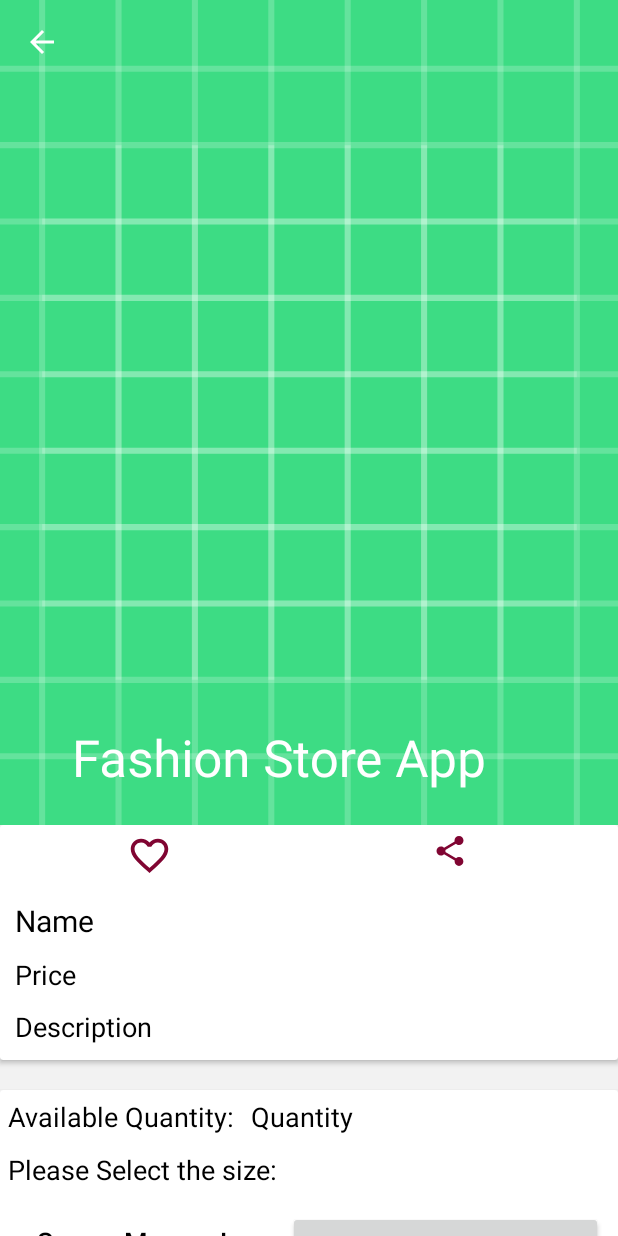
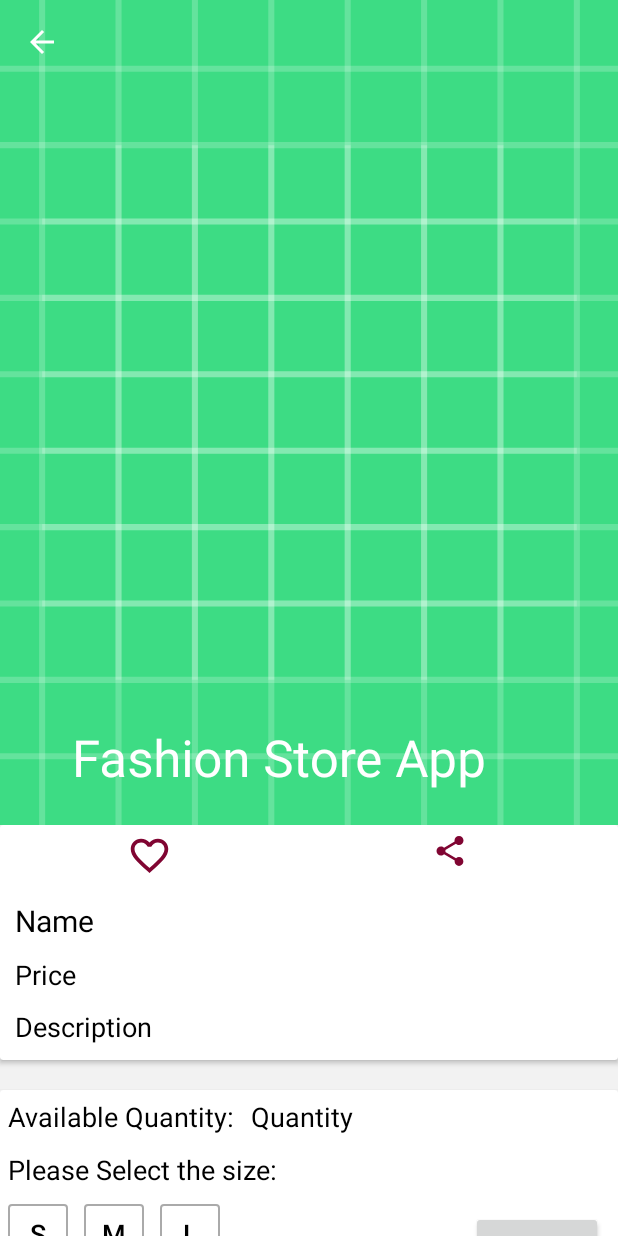
Before and after one commit to sidramowlana/Retrofit_Android_FashionStoreApp, an Android app: the ProductDetailActivity screen opened directly, with no data from a screen before it, on a phone screen of 412 x 824 dp. Run offline under Robolectric (Android 15) with nearby library versions, the light colour scheme and no system bars; our stand-ins replace Picasso; libraries missing offline, so code that uses them is left out: com.shashank.sony; plain views replace ElegantNumberButton; pictures from the network do not load.

Commit message:
Refactoring Product Detail UI

```diff
--- a/app/src/main/java/com/example/fashionstoreapp/Activities/RegisterActivity.java
+++ b/app/src/main/java/com/example/fashionstoreapp/Activities/RegisterActivity.java
@@ -54,10 +54,8 @@
         } else {
             if (password.length() > 6) {
                 User user = new User(email, username, password, address, phone);
-                System.out.println("autheservice: " + authenticationService);
                 authenticationService.register(user, this);
                 onLoadLogin();
-
             } else {
                 FancyToast.makeText(getApplicationContext(), "Password should be atleast 6 character long", FancyToast.LENGTH_LONG, FancyToast.WARNING, false).show();
             }
--- a/app/src/main/java/com/example/fashionstoreapp/CallBacks/ItemClickCallback.java
+++ b/app/src/main/java/com/example/fashionstoreapp/CallBacks/ItemClickCallback.java
@@ -1,5 +1,5 @@
 package com.example.fashionstoreapp.CallBacks;
 
 public interface ItemClickCallback { //clickeditem
-    public void onItemClickListener(Integer id);//clickedUser
+     void onItemClickListener(Integer id);//clickedUser
 }
--- a/app/src/main/java/com/example/fashionstoreapp/Fragments/WishlistFragment.java
+++ b/app/src/main/java/com/example/fashionstoreapp/Fragments/WishlistFragment.java
@@ -82,7 +82,6 @@ public class WishlistFragment extends Fragment implements ResponseCallback, Item
         wishlistAdapter.setAllWishlistProductData(wishlistList);
         recyclerView.setAdapter(wishlistAdapter);
         wishlistAdapter.notifyDataSetChanged();
-
     }
 
     @Override
@@ -96,7 +95,6 @@ public class WishlistFragment extends Fragment implements ResponseCallback, Item
     public void onItemClickListener(Integer id) {
         Log.e("clicked product detail:", String.valueOf(id));
         startActivity(new Intent(getActivity(), ProductDetailActivity.class).putExtra("productId", id));
-
     }
 
 }
--- a/app/src/main/java/com/example/fashionstoreapp/RetrofitAPIService/ProductService.java
+++ b/app/src/main/java/com/example/fashionstoreapp/RetrofitAPIService/ProductService.java
@@ -29,8 +29,8 @@ public class ProductService {
         productCall.enqueue(new CustomizeCallback<Product>(callback));
     }
 
-    public void addProductFavourite(Integer id, String token, ResponseCallback callback){
-        Call<Wishlist> wishlistCall = productApi.addWishlistByProductId(id,token);
+    public void onAddRemoveProductFavourite(Integer id, String token, ResponseCallback callback){
+        Call<Wishlist> wishlistCall = productApi.onAddRemoveWishlistByProductId(id,token);
         wishlistCall.enqueue(new CustomizeCallback<Wishlist>(callback));
     }
 
--- a/app/src/main/java/com/example/fashionstoreapp/RetrofitInterface/ProductApi.java
+++ b/app/src/main/java/com/example/fashionstoreapp/RetrofitInterface/ProductApi.java
@@ -23,7 +23,7 @@ public interface ProductApi {
 
     //add a product to wishlist
     @POST("/api/wishlist/add-wishlist/{productId}")
-    Call<Wishlist> addWishlistByProductId(@Path("productId") Integer productId, @Header("Authorization") String token);
+    Call<Wishlist> onAddRemoveWishlistByProductId(@Path("productId") Integer productId, @Header("Authorization") String token);
 
     //get all wishlist product of a user
     @GET("api/wishlist/wishlistAll")
@@ -34,5 +34,4 @@ public interface ProductApi {
     //remove a product from wishlist
 
 
-
 }
--- /dev/null
+++ b/app/src/main/res/drawable/default_outline.xml
@@ -0,0 +1,8 @@
+<?xml version="1.0" encoding="utf-8"?>
+<shape xmlns:android="http://schemas.android.com/apk/res/android"
+    android:shape="rectangle">
+    <stroke
+        android:width="1dp"
+        android:color="@android:color/darker_gray" />
+    <corners android:radius="2dp"/>
+</shape>
--- a/app/src/main/res/layout/activity_product_detail.xml
+++ b/app/src/main/res/layout/activity_product_detail.xml
@@ -220,10 +220,10 @@
                             <Button
                                 android:id="@+id/detail_small_btn_id"
                                 style="?android:attr/buttonBarButtonStyle"
-                                android:layout_width="50dp"
-                                android:layout_height="50dp"
+                                android:layout_width="40dp"
+                                android:layout_height="40dp"
                                 android:layout_margin="5dp"
-                                android:background="#fff"
+                                android:background="@drawable/default_outline"
                                 android:gravity="center"
                                 android:text="@string/small"
                                 android:textColor="#000"
@@ -232,10 +232,10 @@
                             <Button
                                 android:id="@+id/detail_medium_btn_id"
                                 style="?android:attr/buttonBarButtonStyle"
-                                android:layout_width="50dp"
-                                android:layout_height="50dp"
+                                android:layout_width="40dp"
+                                android:layout_height="40dp"
                                 android:layout_margin="5dp"
-                                android:background="#fff"
+                                android:background="@drawable/default_outline"
                                 android:gravity="center"
                                 android:text="@string/m"
                                 android:textColor="#000"
@@ -244,10 +244,10 @@
                             <Button
                                 android:id="@+id/detail_large_btn_id"
                                 style="?android:attr/buttonBarButtonStyle"
-                                android:layout_width="50dp"
-                                android:layout_height="50dp"
+                                android:layout_width="40dp"
+                                android:layout_height="40dp"
                                 android:layout_margin="5dp"
-                                android:background="#fff"
+                                android:background="@drawable/default_outline"
                                 android:gravity="center"
                                 android:text="@string/l"
                                 android:textColor="#000"
@@ -257,14 +257,15 @@
 
                         <com.cepheuen.elegantnumberbutton.view.ElegantNumberButton
                             android:id="@+id/detail_qty_id"
-                            android:layout_width="match_parent"
-                            android:layout_height="match_parent"
+                            android:layout_width="wrap_content"
+                            android:layout_height="30dp"
                             android:layout_alignBaseline="@+id/sizes"
                             android:layout_alignParentEnd="true"
                             android:layout_alignParentRight="true"
-                            android:layout_margin="10dp"
-                            android:layout_toEndOf="@+id/sizes"
-                            android:layout_toRightOf="@+id/sizes"
+                            android:layout_marginTop="10dp"
+                            android:layout_marginEnd="10dp"
+                            android:layout_marginRight="10dp"
+                            android:layout_marginBottom="10dp"
                             app:backGroundColor="#ffe6ea"
                             app:initialNumber="1"
                             app:textColor="@color/colorAccent" />
--- a/app/src/main/res/values/colors.xml
+++ b/app/src/main/res/values/colors.xml
@@ -5,4 +5,6 @@
     <color name="colorAccent">#8c3454</color>
     <color name="colorBackground">#f5f0f2</color>
     <color name="white">#fff</color>
+    <color name="darker_gray">#aaa</color>
+
 </resources>
```
Also changed, not shown: app/src/main/java/com/example/fashionstoreapp/Activities/ProductDetailActivity.java (+61 -6 lines), app/src/main/java/com/example/fashionstoreapp/Adapters/WishlistAdapter.java (+50 -17 lines).
